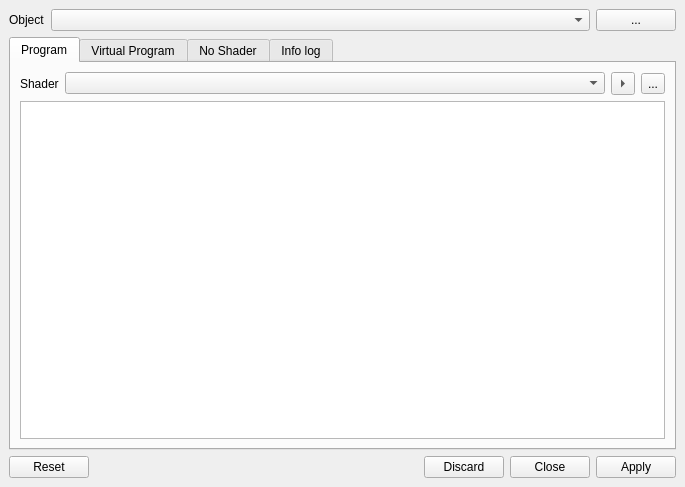
Old version of the form plugins/osgearth/ShaderEditorDialog.ui in the repository aroth-fastprotect/sgi.
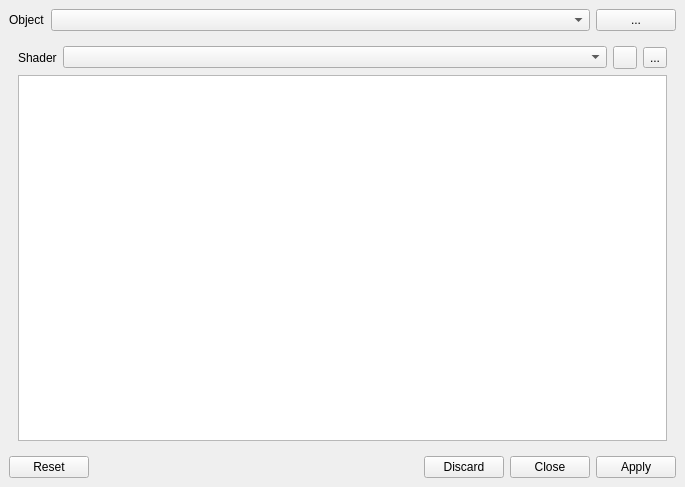
New version of the form. The open tabs and pages were chosen to show the change. Icons and pictures are not drawn.

Patch:
```diff
--- a/plugins/osgearth/ShaderEditorDialog.ui
+++ b/plugins/osgearth/ShaderEditorDialog.ui
@@ -53,14 +53,11 @@
      </layout>
     </item>
     <item>
-     <widget class="QTabWidget" name="tabWidget">
+     <widget class="QStackedWidget" name="tabWidget">
       <property name="currentIndex">
        <number>3</number>
       </property>
       <widget class="QWidget" name="tabProgram">
-       <attribute name="title">
-        <string>Program</string>
-       </attribute>
        <layout class="QVBoxLayout" name="verticalLayout_2">
         <item>
          <layout class="QHBoxLayout" name="horizontalLayout_5">
@@ -83,9 +80,6 @@
           </item>
           <item>
            <widget class="QToolButton" name="progShaderAdd">
-            <property name="text">
-             <string>...</string>
-            </property>
             <property name="icon">
              <iconset theme="list-add">
               <normaloff>.</normaloff>.</iconset>
@@ -93,9 +87,6 @@
             <property name="popupMode">
              <enum>QToolButton::InstantPopup</enum>
             </property>
-            <property name="arrowType">
-             <enum>Qt::RightArrow</enum>
-            </property>
            </widget>
           </item>
           <item>
@@ -117,9 +108,6 @@
        </layout>
       </widget>
       <widget class="QWidget" name="tabVirtualProgram">
-       <attribute name="title">
-        <string>Virtual Program</string>
-       </attribute>
        <layout class="QVBoxLayout" name="verticalLayout_4">
         <item>
          <layout class="QHBoxLayout" name="horizontalLayout_3">
@@ -216,9 +204,6 @@
        </layout>
       </widget>
       <widget class="QWidget" name="tabNoShader">
-       <attribute name="title">
-        <string>No Shader</string>
-       </attribute>
        <layout class="QVBoxLayout" name="verticalLayout_5">
         <item>
          <widget class="QLabel" name="label_2">
```
Left out of the diff: 14 changed lines with no effect on the pictures.
